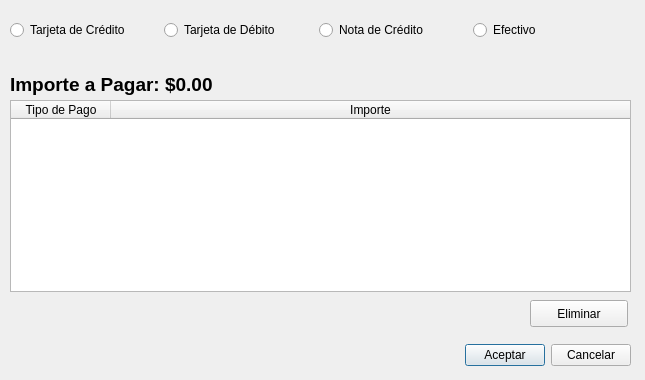
Old version of the form ventanas/vtnTiposCobro.ui in the repository leaLuque/FarmaciaCrisol.
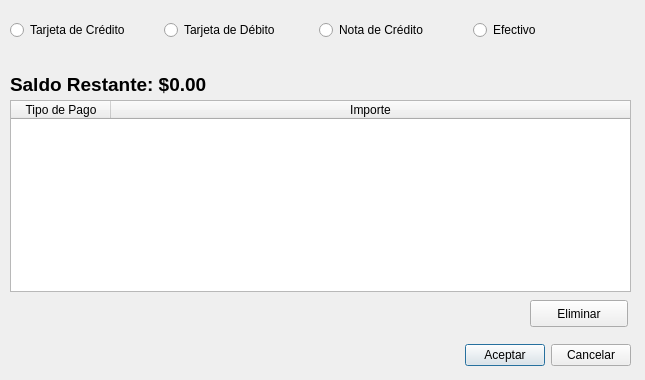
New version of the form.

```diff
--- a/ventanas/vtnTiposCobro.ui
+++ b/ventanas/vtnTiposCobro.ui
@@ -120,7 +120,7 @@
        </font>
       </property>
       <property name="text">
-       <string>Importe a Pagar: $0.00</string>
+       <string>Saldo Restante: $0.00</string>
       </property>
      </widget>
     </item>
```
